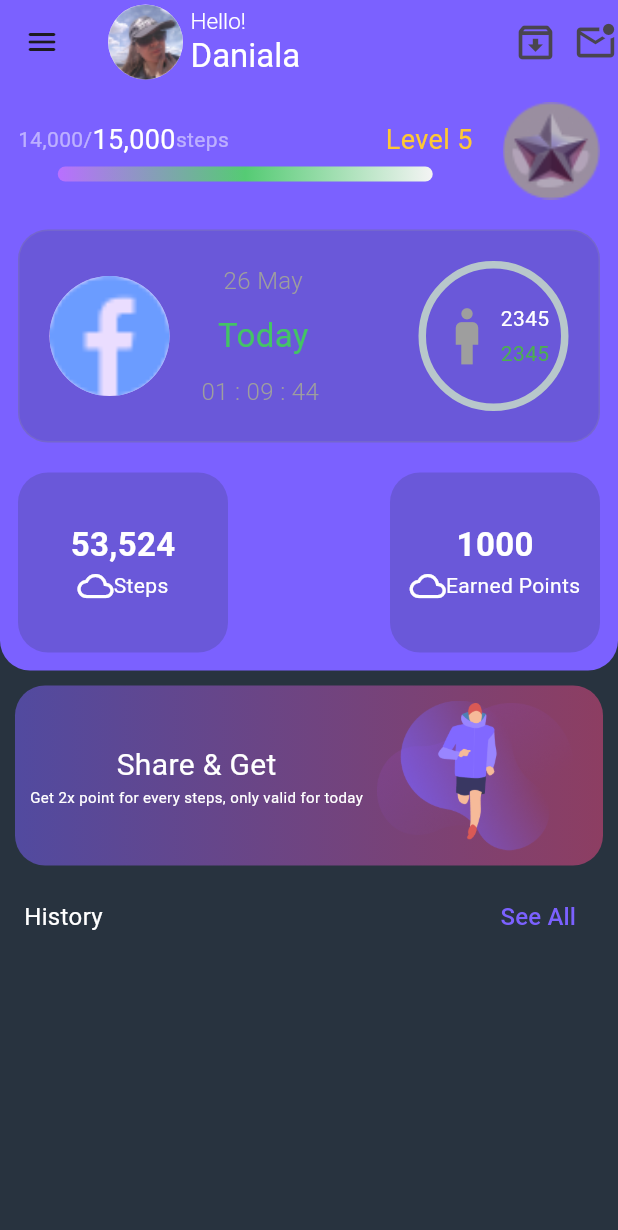
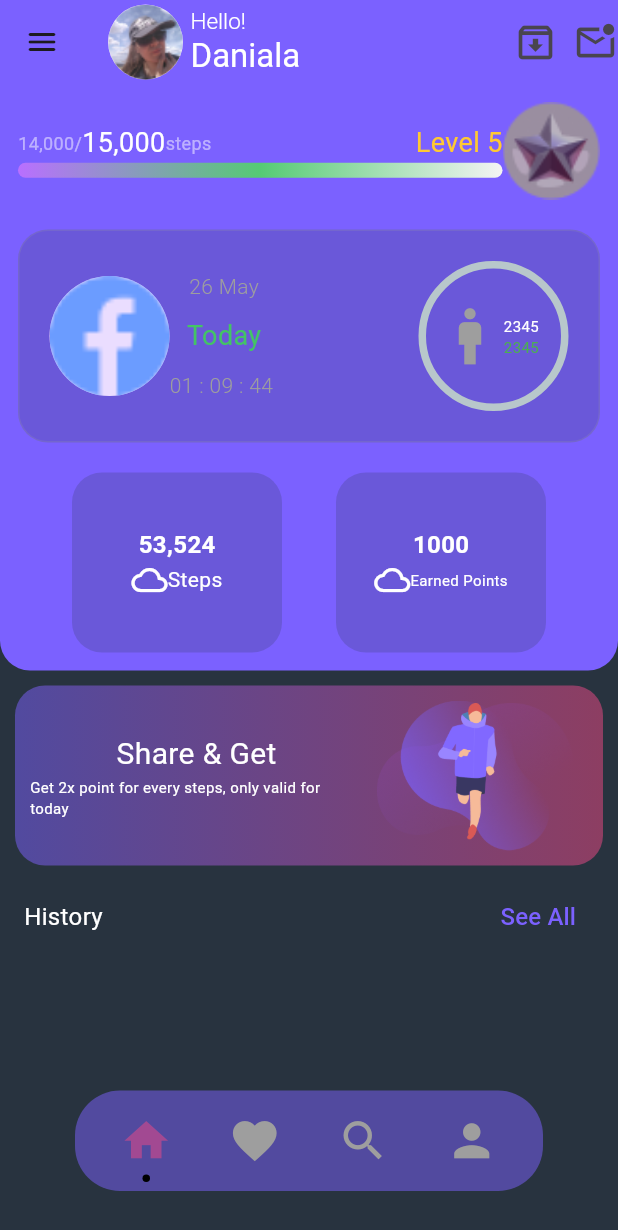
Before and after one commit to mohamed111120/Run-and-Earn, a Flutter app: the HomeScreen screen opened by its route, on a phone screen of 412 x 824 dp. Shown: the top 1230 px of the screen. Run offline on Flutter 3.47's test engine with Material 3 defaults, Android fonts, the phone set to English and light mode, and no system bars; drawn by our look-alikes of dot_navigation_bar, percent_indicator; missing offline and left inert: dart:ffi.

Commit message:
run_and_earn

```diff
--- a/lib/views/home_screen.dart
+++ b/lib/views/home_screen.dart
@@ -1,17 +1,35 @@
+import 'dart:ffi';
+
 import 'package:dot_navigation_bar/dot_navigation_bar.dart';
 import 'package:flutter/material.dart';
 import 'package:percent_indicator/circular_percent_indicator.dart';
 import 'package:run_and_earn/utils.dart';
+import 'package:run_and_earn/views/get_started.dart';
 import 'package:run_and_earn/views/homescreen_widgets/seconed_container_frist_section.dart';
 import 'package:run_and_earn/views/homescreen_widgets/seconed_container_second_section.dart';
+import 'package:run_and_earn/views/login.dart';
+import 'package:run_and_earn/views/onboarding.dart';
 
 import 'homescreen_widgets/frist_container_frist_section.dart';
 import 'homescreen_widgets/frist_container_seconed_section.dart';
 import 'homescreen_widgets/frist_container_theird_section.dart';
 
-class HomeScreen extends StatelessWidget {
+class HomeScreen extends StatefulWidget {
   const HomeScreen({Key? key}) : super(key: key);
   static String id = 'home screen';
+
+  @override
+  State<HomeScreen> createState() => _HomeScreenState();
+}
+
+class _HomeScreenState extends State<HomeScreen> {
+  var _selecteTab = _SelecteTab.home;
+
+  void handelIndexChanged(int i) {
+    setState(() {
+      _selecteTab = _SelecteTab.values[i];
+    });
+  }
 
   @override
   Widget build(BuildContext context) {
@@ -23,7 +41,6 @@ class HomeScreen extends StatelessWidget {
             radius: 25,
             backgroundImage: Image.asset(
               'assets/images/profile image1.png',
-
             ).image,
           ),
           SizedBox(
@@ -57,8 +74,7 @@ class HomeScreen extends StatelessWidget {
         elevation: 0,
       ),
       backgroundColor: Constants.backGroundColor.withOpacity(1),
-      body: SingleChildScrollView(
-        child: Column(
+      body: Column(
         crossAxisAlignment: CrossAxisAlignment.start,
         children: [
           Container(
@@ -95,10 +111,57 @@ class HomeScreen extends StatelessWidget {
           ),
           SeconedContainerFristSection(),
           SeconedContainerSeconedSection(),
-
+        ],
+      ),
+      extendBody: true,
+      bottomNavigationBar: Padding(
+        padding: EdgeInsets.only(bottom: 10),
+        child: DotNavigationBar(
+          backgroundColor: Constants.primaryColor.withOpacity(.5),
+          paddingR: EdgeInsets.all(6),
+          margin: EdgeInsets.symmetric(horizontal: 10),
+          currentIndex: _SelecteTab.values.indexOf(_selecteTab),
+          dotIndicatorColor: Colors.black,
+          unselectedItemColor: Colors.grey[300],
+          onTap: handelIndexChanged,
+          items: [
+            DotNavigationBarItem(
+              icon: Icon(
+                Icons.home,
+                size: 35,
+              ),
+              selectedColor: Color(0xffF14985).withOpacity(.5),
+              unselectedColor: Colors.grey,
+            ),
+            DotNavigationBarItem(
+              icon: Icon(
+                Icons.favorite,
+                size: 35,
+              ),
+              selectedColor: Color(0xffF14985).withOpacity(.5),
+              unselectedColor: Colors.grey,
+            ),
+            DotNavigationBarItem(
+              icon: Icon(
+                Icons.search,
+                size: 35,
+              ),
+              selectedColor: Color(0xffF14985).withOpacity(.5),
+              unselectedColor: Colors.grey,
+            ),
+            DotNavigationBarItem(
+              icon: Icon(
+                Icons.person,
+                size: 35,
+              ),
+              selectedColor: Color(0xffF14985).withOpacity(.3),
+              unselectedColor: Colors.grey,
+            ),
           ],
         ),
       ),
     );
   }
 }
+
+enum _SelecteTab { home, favorite, search, person }
--- a/lib/views/homescreen_widgets/frist_container_frist_section.dart
+++ b/lib/views/homescreen_widgets/frist_container_frist_section.dart
@@ -6,6 +6,7 @@ class FristContainerFristSection extends StatelessWidget {
   @override
   Widget build(BuildContext context) {
     return Row(
+      mainAxisAlignment: MainAxisAlignment.spaceBetween,
       children: [
         Expanded(
           child: Column(
@@ -17,7 +18,7 @@ class FristContainerFristSection extends StatelessWidget {
                       children: [
                         Text(
                           '14,000/',
-                          style: TextStyle(color: Colors.white.withOpacity(.5)),
+                          style: TextStyle(color: Colors.white.withOpacity(.5),fontSize: 12),
                         ),
                         Text(
                           '15,000',
@@ -25,7 +26,7 @@ class FristContainerFristSection extends StatelessWidget {
                         ),
                         Text(
                           'steps',
-                          style: TextStyle(color: Colors.white.withOpacity(.5)),
+                          style: TextStyle(color: Colors.white.withOpacity(.5),fontSize: 12),
                         ),
                       ],
                     ),
@@ -37,12 +38,11 @@ class FristContainerFristSection extends StatelessWidget {
                   ),
                 ],
               ),
-              SizedBox(
-                height: 5,
-              ),
+
               Container(
+
                 height: 10,
-                width: 250,
+                width: double.infinity,
                 decoration: BoxDecoration(
                     borderRadius: BorderRadius.circular(20),
                     gradient: LinearGradient(colors: [
@@ -54,9 +54,7 @@ class FristContainerFristSection extends StatelessWidget {
             ],
           ),
         ),
-        SizedBox(
-          width: 20,
-        ),
+
         Image.asset(
           'assets/images/Level badge.png',
           height: 65,
--- a/lib/views/homescreen_widgets/frist_container_seconed_section.dart
+++ b/lib/views/homescreen_widgets/frist_container_seconed_section.dart
@@ -38,14 +38,14 @@ class FristContainerSecondSection extends StatelessWidget {
                 style: TextStyle(
                     color: Colors.grey,
                     fontWeight: FontWeight.w300,
-                    fontSize: 16),
+                    fontSize: 14),
               ),
               SizedBox(
                 height: 10,
               ),
               Text(
                 'Today',
-                style: TextStyle(color: Color(0xff43C465), fontSize: 22),
+                style: TextStyle(color: Color(0xff43C465), fontSize: 18),
               ),
               SizedBox(
                 height: 10,
@@ -55,41 +55,38 @@ class FristContainerSecondSection extends StatelessWidget {
                 style: TextStyle(
                     color: Colors.grey,
                     fontWeight: FontWeight.w300,
-                    fontSize: 16),
+                    fontSize: 14),
               ),
             ],
           ),
-          SizedBox(
-            width: 20,
-          ),
+       Spacer(),
           CircularPercentIndicator(
             radius: 50,
             center: Row(
               mainAxisAlignment: MainAxisAlignment.center,
+
               children: [
                 Icon(
                   Icons.man,
                   color: Colors.grey,
                   size: 45,
                 ),
-                Padding(
-                  padding: const EdgeInsets.only(right: 3.0),
-                  child: Column(
-                    mainAxisAlignment: MainAxisAlignment.center,
-                    children: [
+                Column(
+                  mainAxisAlignment: MainAxisAlignment.center,
+                  children: [
+
 //.....................Divider Did Not Appear
                       Text(
                         '2345',
-                        style: TextStyle(color: Colors.white, fontSize: 14),
+                        style: TextStyle(color: Colors.white, fontSize: 10),
                       ),
-                      Divider(color: Colors.grey, height: 3, thickness: 3),
                       Text(
                         '2345',
-                        style: TextStyle(color: Colors.green, fontSize: 14),
+                        style: TextStyle(color: Colors.green, fontSize: 10),
                       ),
                     ],
                   ),
-                )
+                SizedBox(width: 8,)
               ],
             ),
           )
--- a/lib/views/homescreen_widgets/frist_container_theird_section.dart
+++ b/lib/views/homescreen_widgets/frist_container_theird_section.dart
@@ -8,7 +8,7 @@ class FristContainerthiredSection extends StatelessWidget {
   @override
   Widget build(BuildContext context) {
     return Row(
-      mainAxisAlignment: MainAxisAlignment.spaceBetween,
+      mainAxisAlignment: MainAxisAlignment.spaceEvenly,
       children: [
         Container(
           decoration: BoxDecoration(
@@ -23,7 +23,7 @@ class FristContainerthiredSection extends StatelessWidget {
                 '53,524',
                 style: TextStyle(
                     color: Colors.white,
-                    fontSize: 22,
+                    fontSize: 16,
                     fontWeight: FontWeight.bold),
               ),
               Row(
@@ -42,9 +42,7 @@ class FristContainerthiredSection extends StatelessWidget {
             ],
           ),
         ),
-        SizedBox(
-          width: 50,
-        ),
+
         Container(
           decoration: BoxDecoration(
               color: Constants.backGroundColor.withOpacity(.2),
@@ -58,7 +56,7 @@ class FristContainerthiredSection extends StatelessWidget {
                 '1000',
                 style: TextStyle(
                     color: Colors.white,
-                    fontSize: 22,
+                    fontSize: 16,
                     fontWeight: FontWeight.bold),
               ),
               Row(
@@ -70,7 +68,8 @@ class FristContainerthiredSection extends StatelessWidget {
                   ),
                   Text(
                     'Earned Points',
-                    style: TextStyle(color: Colors.white),
+                    style: TextStyle(color: Colors.white,   fontSize: 10,
+                    ),
                   ),
                 ],
               ),
--- a/lib/views/homescreen_widgets/seconed_container_frist_section.dart
+++ b/lib/views/homescreen_widgets/seconed_container_frist_section.dart
@@ -19,7 +19,8 @@ class SeconedContainerFristSection extends StatelessWidget {
       ),
       child: Row(
         children: [
-          Column(
+          Expanded(
+            child: Column(
               children: [
                 Text(
                   'Share & Get',
@@ -35,13 +36,13 @@ class SeconedContainerFristSection extends StatelessWidget {
                 ),
               ],
             ),
-          Expanded(
-              child: Image.asset(
+          ),
+          Image.asset(
             'assets/images/onbording.png',
             width: 150,
             height: 100,
             fit: BoxFit.contain,
-              ))
+          )
         ],
       ),
     )
```
Also changed, not shown: 1 other file. Lines whose indentation alone changed are shown as unchanged.
